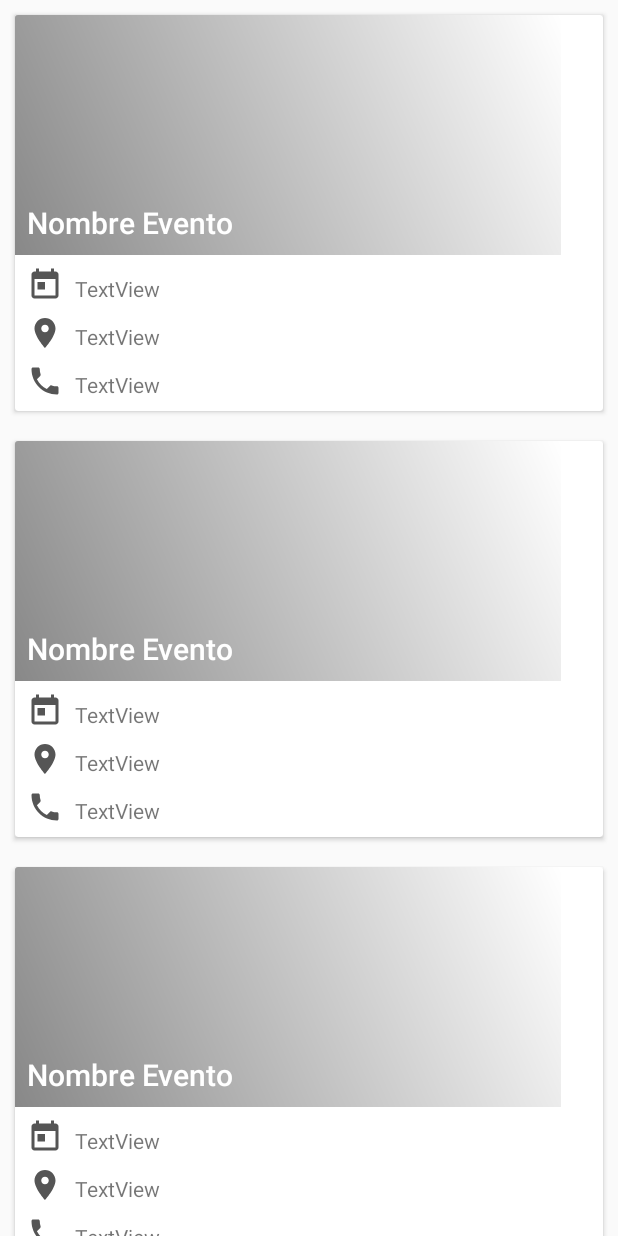
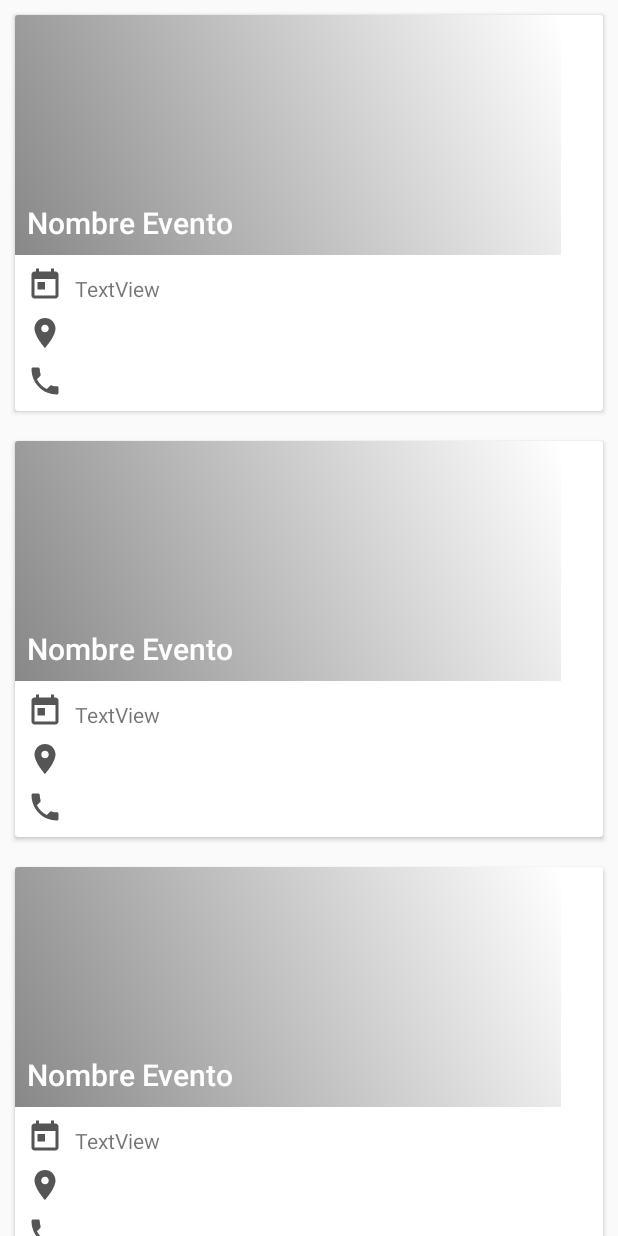
Before and after one commit to milo2005/SitisEventos, an Android app: the layout fragment_evntos.xml on its own in the app's theme, with its tools: preview values and no code run, on a phone screen of 412 x 824 dp. Run offline under Robolectric (Android 15) with nearby library versions, the phone set to English and light mode, and no system bars; plain views replace SimpleDraweeView.

Commit message:
Databinding wiht template event

```diff
--- a/app/build.gradle
+++ b/app/build.gradle
@@ -41,9 +41,11 @@ dependencies {
     implementation 'com.android.support.constraint:constraint-layout:1.1.0'
     implementation 'com.facebook.fresco:fresco:1.9.0'
     implementation 'com.android.support:support-v4:27.1.1'
-    implementation 'android.arch.lifecycle:runtime:1.1.1'
     testImplementation 'junit:junit:4.12'
-    kapt 'com.android.databinding:compiler:3.1.2'
+
     androidTestImplementation 'com.android.support.test:runner:1.0.2'
     androidTestImplementation 'com.android.support.test.espresso:espresso-core:3.0.2'
+
+    implementation 'android.arch.lifecycle:runtime:1.1.1'
+    kapt 'com.android.databinding:compiler:3.1.2'
 }
--- a/app/src/main/java/org/test/eventos/adapters/EventoAdapter.kt
+++ b/app/src/main/java/org/test/eventos/adapters/EventoAdapter.kt
@@ -7,6 +7,7 @@ import android.view.ViewGroup
 import kotlinx.android.synthetic.main.template_evento.view.*
 import kotlinx.android.synthetic.main.template_promocion.view.*
 import org.test.eventos.R
+import org.test.eventos.databinding.TemplateEventoBinding
 import org.test.eventos.models.Evento
 import org.test.eventos.models.ItemEvent
 import org.test.eventos.models.Promocion
@@ -38,16 +39,20 @@ class EventoAdapter(val onClick:((pos:Int, type:Int)->Unit)? = null):RecyclerVie
 
     override fun getItemViewType(position: Int): Int = data[position].getType()
 
+    fun onClickEvent(pos:Int, type:Int){
+        onClick?.invoke(pos, type)
+    }
+
 }
 
 class EventoViewHolder(view: View) : RecyclerView.ViewHolder(view) {
+
+    val binding:TemplateEventoBinding = TemplateEventoBinding.bind(view)
+
     fun bind(evento:Evento,pos:Int,
              onClick:((pos:Int, type:Int)->Unit)?=null){
 
-        itemView.name.text = evento.nombre
-        itemView.loc.text = evento.lugar
-        itemView.phone.text = evento.telefono
-        itemView.img.setImageURI(evento.imagen)
+        binding.evento = evento
         itemView.setOnClickListener{
             onClick?.invoke(pos, ItemEvent.TYPE_EVENT)
         }
--- a/app/src/main/res/layout/template_evento.xml
+++ b/app/src/main/res/layout/template_evento.xml
@@ -1,8 +1,19 @@
 <?xml version="1.0" encoding="utf-8"?>
-<FrameLayout
+<layout
     xmlns:android="http://schemas.android.com/apk/res/android"
     xmlns:app="http://schemas.android.com/apk/res-auto"
     xmlns:tools="http://schemas.android.com/tools"
+    >
+
+    <data>
+        <variable
+            name="evento"
+            type="org.test.eventos.models.Evento"/>
+
+    </data>
+
+    <FrameLayout
+
     android:layout_width="match_parent"
     android:layout_height="wrap_content">
 
@@ -23,7 +34,8 @@
                 app:layout_constraintEnd_toEndOf="parent"
                 app:layout_constraintStart_toStartOf="parent"
                 app:layout_constraintTop_toTopOf="parent"
-                app:backgroundImage="@color/img" />
+                app:backgroundImage="@color/img"
+                app:actualImageUri="@{evento.imagen}"/>
 
             <ImageView
                 android:id="@+id/mask"
@@ -45,7 +57,9 @@
                 app:layout_constraintBottom_toBottomOf="@+id/mask"
                 app:layout_constraintEnd_toEndOf="parent"
                 app:layout_constraintStart_toStartOf="parent"
-                tools:text="Nombre Evento" />
+                tools:text="Nombre Evento"
+                android:text="@{evento.nombre}"
+                />
 
             <ImageView
                 android:id="@+id/iconDate"
@@ -90,7 +104,7 @@
                 android:layout_marginLeft="8dp"
                 android:layout_marginRight="8dp"
                 android:layout_marginStart="8dp"
-                android:text="TextView"
+                android:text="@{evento.lugar}"
                 app:layout_constraintBottom_toBottomOf="@+id/iconLoc"
                 app:layout_constraintEnd_toEndOf="parent"
                 app:layout_constraintStart_toEndOf="@+id/iconLoc" />
@@ -114,7 +128,7 @@
                 android:layout_height="wrap_content"
                 android:layout_marginLeft="8dp"
                 android:layout_marginStart="8dp"
-                android:text="TextView"
+                android:text="@{evento.telefono}"
                 app:layout_constraintBottom_toBottomOf="@+id/iconPhone"
                 app:layout_constraintStart_toEndOf="@+id/iconPhone" />
 
@@ -125,3 +139,5 @@
 
 
 </FrameLayout>
+
+</layout>
```
